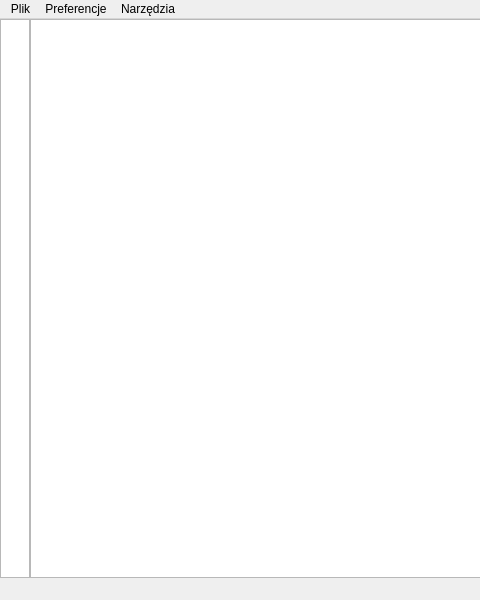
Before: the Qt Designer form notes/mainwindow.ui in tpolaszek/notatnik, drawn with Qt 5; both pictures show x 0 to 480 and y 0 to 600 of the 800 by 600 pixel window.
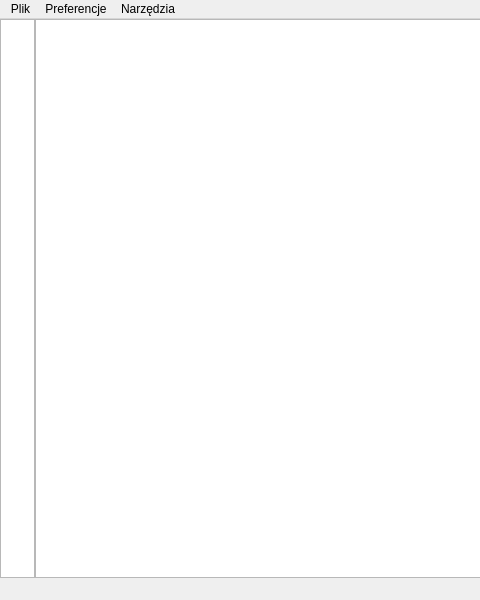
After: the same form once the commit is applied.

```diff
--- a/notes/mainwindow.ui
+++ b/notes/mainwindow.ui
@@ -46,7 +46,7 @@
       </property>
       <property name="maximumSize">
        <size>
-        <width>30</width>
+        <width>35</width>
         <height>16777215</height>
        </size>
       </property>
```
Left out of the diff: 4 changed lines with no effect on the pictures.
